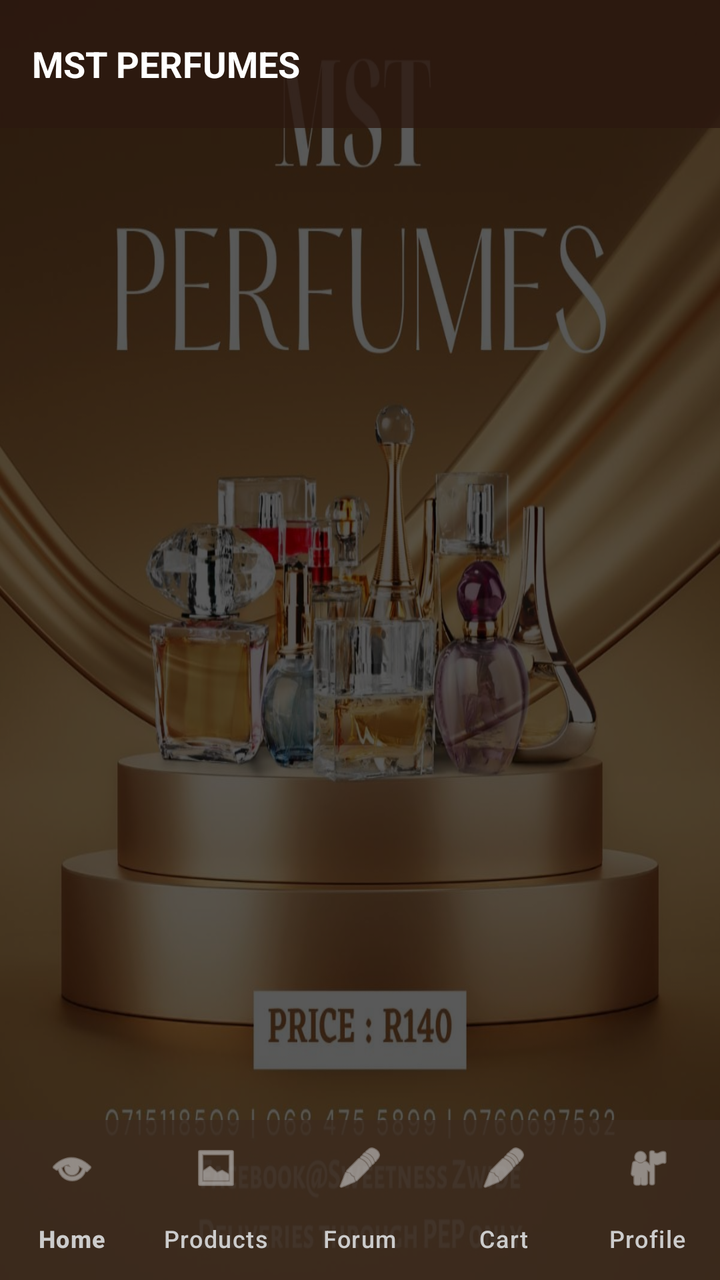
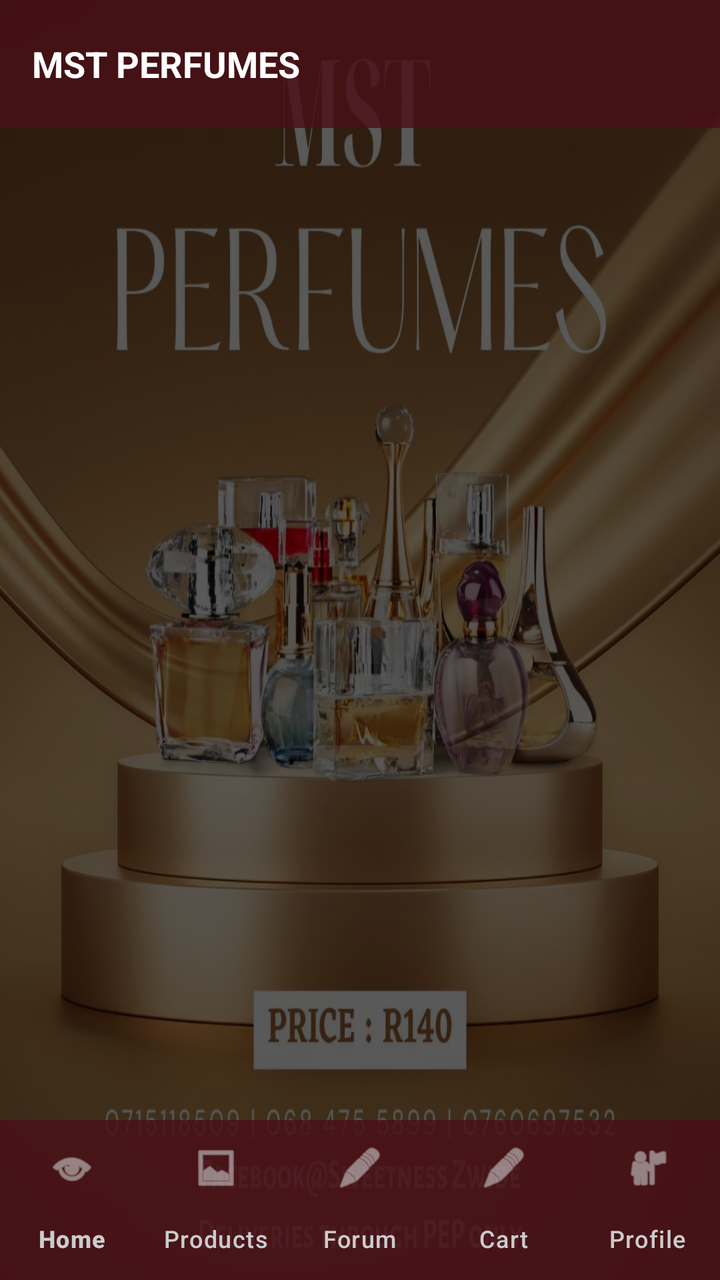

The first picture is an Android layout as it rendered before a commit; the second is the same layout after the commit. The layout source and the unified diff follow.
<!-- AndroidManifest.xml: application theme Theme.MSTPerfumes -->
<!-- res/layout/activity_main.xml -->
<?xml version="1.0" encoding="utf-8"?>
<androidx.drawerlayout.widget.DrawerLayout
    xmlns:android="http://schemas.android.com/apk/res/android"
    xmlns:app="http://schemas.android.com/apk/res-auto"
    xmlns:tools="http://schemas.android.com/tools"
    android:id="@+id/drawer_layout"
    android:layout_width="match_parent"
    android:layout_height="match_parent"
    android:background="@drawable/app_background"
    tools:context=".MainActivity">

    
    <View
        android:layout_width="match_parent"
        android:layout_height="match_parent"
        android:background="#A6000000" />

    <LinearLayout
        android:layout_width="match_parent"
        android:layout_height="match_parent"
        android:orientation="vertical">

        
        <androidx.appcompat.widget.Toolbar
            android:id="@+id/toolbar"
            android:layout_width="match_parent"
            android:layout_height="?attr/actionBarSize"
            android:background="#CC2C1810"
            app:titleTextColor="@android:color/white">

            <RelativeLayout
                android:layout_width="match_parent"
                android:layout_height="match_parent">

                <TextView
                    android:layout_width="wrap_content"
                    android:layout_height="wrap_content"
                    android:layout_centerVertical="true"
                    android:text="MST PERFUMES"
                    android:textColor="@android:color/white"
                    android:textSize="18sp"
                    android:textStyle="bold" />

                <TextView
                    android:id="@+id/tvMemberStatus"
                    android:layout_width="wrap_content"
                    android:layout_height="wrap_content"
                    android:layout_alignParentEnd="true"
                    android:layout_centerVertical="true"
                    android:layout_marginEnd="16dp"
                    android:background="#D4AF37"
                    android:paddingHorizontal="8dp"
                    android:paddingVertical="4dp"
                    android:text="GOLD MEMBER"
                    android:textColor="#2C1810"
                    android:textSize="12sp"
                    android:textStyle="bold"
                    android:visibility="gone" />
            </RelativeLayout>
        </androidx.appcompat.widget.Toolbar>

        
        <androidx.viewpager2.widget.ViewPager2
            android:id="@+id/viewPager"
            android:layout_width="match_parent"
            android:layout_height="0dp"
            android:layout_weight="1" />

        
        <com.google.android.material.bottomnavigation.BottomNavigationView
            android:id="@+id/bottomNavigation"
            android:layout_width="match_parent"
            android:layout_height="wrap_content"
            android:background="#CC3D2B1F"
            app:itemIconTint="#CCCCCC"
            app:itemTextColor="#CCCCCC"
            app:labelVisibilityMode="labeled"
            app:menu="@menu/bottom_nav_menu" />

    </LinearLayout>

    
    <com.google.android.material.navigation.NavigationView
        android:id="@+id/nav_view"
        android:layout_width="280dp"
        android:layout_height="match_parent"
        android:layout_gravity="start"
        app:headerLayout="@layout/nav_header"
        app:menu="@menu/navigation_menu" />

</androidx.drawerlayout.widget.DrawerLayout>
<!-- res/layout/nav_header.xml (included above) -->
<?xml version="1.0" encoding="utf-8"?>
<LinearLayout xmlns:android="http://schemas.android.com/apk/res/android"
    android:layout_width="match_parent"
    android:layout_height="170dp"
    android:background="#2C1810"
    android:gravity="bottom"
    android:orientation="vertical"
    android:padding="20dp">

    <ImageView
        android:id="@+id/ivNavProfile"
        android:layout_width="50dp"
        android:layout_height="50dp"
        android:src="@android:drawable/ic_menu_myplaces"
        android:contentDescription="User Profile" />

    <TextView
        android:id="@+id/tvNavUserName"
        android:layout_width="wrap_content"
        android:layout_height="wrap_content"
        android:layout_marginTop="12dp"
        android:text="Welcome, Guest User"
        android:textColor="#D4AF37"
        android:textSize="18sp"
        android:textStyle="bold" />

    <TextView
        android:id="@+id/tvNavUserEmail"
        android:layout_width="wrap_content"
        android:layout_height="wrap_content"
        android:layout_marginTop="2dp"
        android:text="user@mstperfumes.com"
        android:textColor="#CCCCCC"
        android:textSize="13sp" />

</LinearLayout>
<!-- resources referenced by this layout -->
<resources>
  <!-- drawable app_background: jpeg bitmap (drawable, 124860 bytes) -->
  <style name="Theme.MSTPerfumes" parent="Base.Theme.MSTPerfumes" />
  <style name="Base.Theme.MSTPerfumes" parent="Theme.Material3.DayNight.NoActionBar">
          
          
      </style>
</resources>

<!-- the commit's change to res/layout/activity_main.xml (unified diff, before → after) -->
@@ -25,7 +25,7 @@
             android:id="@+id/toolbar"
             android:layout_width="match_parent"
             android:layout_height="?attr/actionBarSize"
-            android:background="#CC2C1810"
+            android:background="#CC4A0E17"
             app:titleTextColor="@android:color/white">
 
             <RelativeLayout
@@ -48,11 +48,11 @@
                     android:layout_alignParentEnd="true"
                     android:layout_centerVertical="true"
                     android:layout_marginEnd="16dp"
-                    android:background="#D4AF37"
+                    android:background="@color/golden_sand"
                     android:paddingHorizontal="8dp"
                     android:paddingVertical="4dp"
                     android:text="GOLD MEMBER"
-                    android:textColor="#2C1810"
+                    android:textColor="@color/deep_burgundy"
                     android:textSize="12sp"
                     android:textStyle="bold"
                     android:visibility="gone" />
@@ -71,7 +71,7 @@
             android:id="@+id/bottomNavigation"
             android:layout_width="match_parent"
             android:layout_height="wrap_content"
-            android:background="#CC3D2B1F"
+            android:background="#CC4A0E17"
             app:itemIconTint="#CCCCCC"
             app:itemTextColor="#CCCCCC"
             app:labelVisibilityMode="labeled"
@@ -94,7 +94,7 @@
 <LinearLayout xmlns:android="http://schemas.android.com/apk/res/android"
     android:layout_width="match_parent"
     android:layout_height="170dp"
-    android:background="#2C1810"
+    android:background="@color/deep_burgundy"
     android:gravity="bottom"
     android:orientation="vertical"
     android:padding="20dp">
@@ -112,7 +112,7 @@
         android:layout_height="wrap_content"
         android:layout_marginTop="12dp"
         android:text="Welcome, Guest User"
-        android:textColor="#D4AF37"
+        android:textColor="@color/golden_sand"
         android:textSize="18sp"
         android:textStyle="bold" />
 
<!-- resource entries referenced after the edit -->
@@ -1,10 +1,16 @@
 <!-- resources referenced by this layout -->
 <resources>
+  <color name="deep_burgundy">#4A0E17</color>
+  <color name="golden_sand">#E5C158</color>
   <!-- drawable app_background: jpeg bitmap (drawable, 124860 bytes) -->
   <style name="Theme.MSTPerfumes" parent="Base.Theme.MSTPerfumes" />
   <style name="Base.Theme.MSTPerfumes" parent="Theme.Material3.DayNight.NoActionBar">
           
-          
+          <item name="colorPrimary">@color/deep_burgundy</item>
+          <item name="colorSecondary">@color/golden_sand</item>
+          <item name="android:colorBackground">@color/smoke_white</item>
+          <item name="colorSurface">@color/smoke_white</item>
       </style>
+  <color name="smoke_white">#F5F5F5</color>
 </resources>
 
